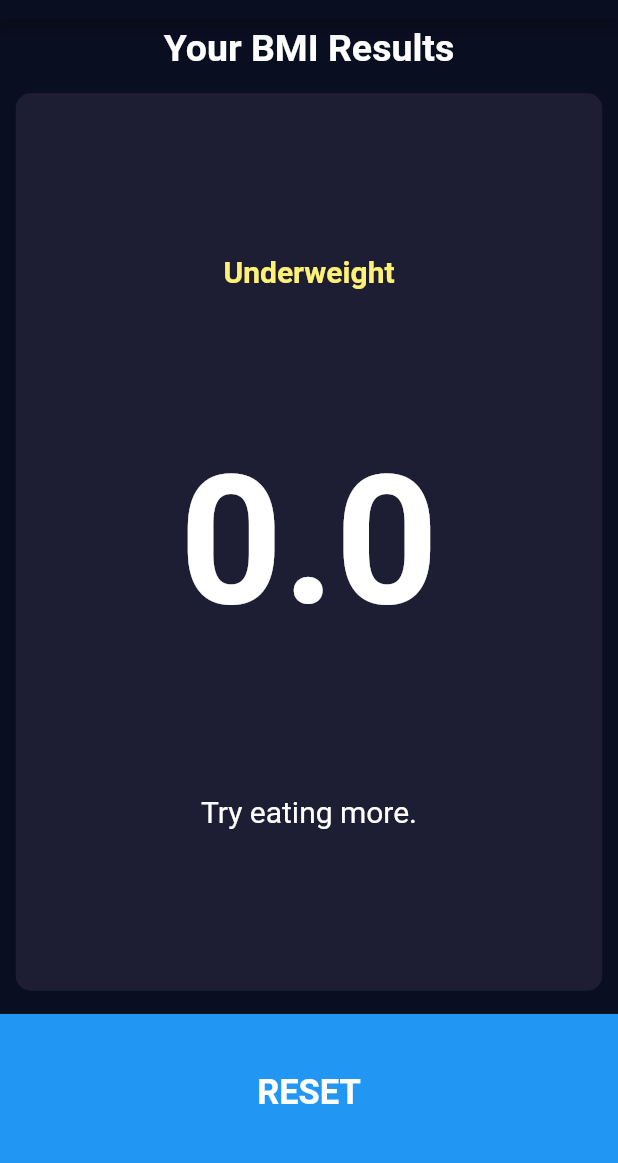
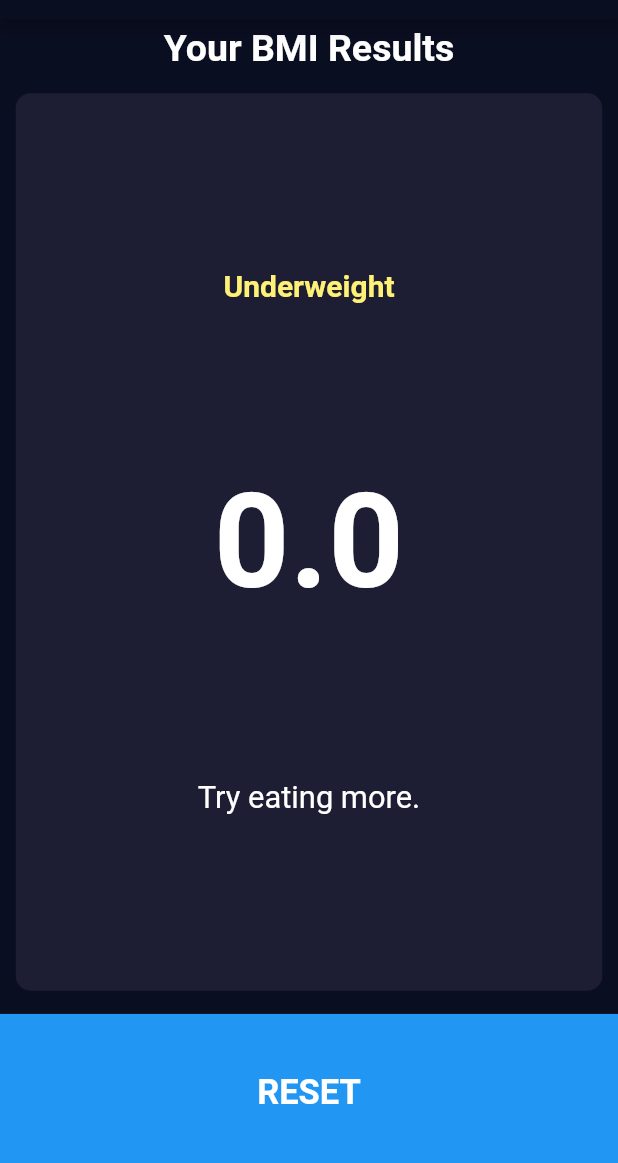
Before and after one commit to github-armin/flutter-bmi-calculator, a Flutter app: the ResultScreen screen opened directly with empty values, on a phone screen of 412 x 824 dp, the part 65-1228 px from its top. Run offline on Flutter 3.47's test engine with Material 2 defaults, Android fonts, the phone set to English and light mode, and no system bars; our stand-ins replace font_awesome_flutter.

Commit message:
added more dynamic styling

```diff
--- a/lib/constants.dart
+++ b/lib/constants.dart
@@ -1,4 +1,5 @@
 import 'package:flutter/material.dart';
+import 'size_config.dart';
 
 const double kCardWrapperPadding = 10.0;
 const double kCardWrapperMargin = 10.0;
@@ -57,14 +58,3 @@ const TextStyle kBMIResultScreenTitleTextStyle = TextStyle(
   fontSize: 25.0,
   fontWeight: FontWeight.bold,
 );
-
-const TextStyle kBMIResultScreenBMITextStyle = TextStyle(
-  color: Colors.white,
-  fontSize: 120.0,
-  fontWeight: FontWeight.bold,
-);
-
-const TextStyle kBMIResultScreenAdviceTextStyle = TextStyle(
-  color: Colors.white,
-  fontSize: 20.0,
-);
--- a/lib/screens/result_screen.dart
+++ b/lib/screens/result_screen.dart
@@ -3,6 +3,7 @@ import 'package:bmi_calc/widgets/submit_button.dart';
 import 'package:bmi_calc/widgets/card_wrapper.dart';
 import 'package:bmi_calc/constants.dart';
 import 'package:bmi_calc/input_config.dart';
+import 'package:bmi_calc/size_config.dart';
 
 class ResultScreen extends StatelessWidget {
   final double bmiResult;
@@ -59,6 +60,7 @@ class ResultScreen extends StatelessWidget {
 
   @override
   Widget build(BuildContext context) {
+    SizeConfig().init(context);
     return Scaffold(
       resizeToAvoidBottomPadding: false,
       appBar: AppBar(title: Text('BMI CALCULATOR')),
@@ -89,9 +91,15 @@ class ResultScreen extends StatelessWidget {
                               color: bmiColor(bmiResult),
                               fontWeight: FontWeight.bold,
                             ),),
-                            Text(bmiResult.toStringAsFixed(1), style: kBMIResultScreenBMITextStyle),
-                            Text(bmiAdvice(bmiResult),
-                              style: kBMIResultScreenAdviceTextStyle,
+                            Text(bmiResult.toStringAsFixed(1), style: TextStyle(
+                              color: Colors.white,
+                              fontSize: SizeConfig.bmiResultFontSize,
+                              fontWeight: FontWeight.bold,
+                            ),),
+                            Text(bmiAdvice(bmiResult), style: TextStyle(
+                                color: Colors.white,
+                                fontSize: SizeConfig.bmiAdviceFontSize,
+                              ),
                               textAlign: TextAlign.center,
                             ),
                           ],
--- a/lib/size_config.dart
+++ b/lib/size_config.dart
@@ -4,24 +4,22 @@ class SizeConfig {
   static MediaQueryData _mediaQueryData;
   static double screenWidth;
   static double screenHeight;
-  static double blockSizeHorizontal;
-  static double blockSizeVertical;
-  static double iconSize;
   static double cardSliderIconSize;
   static double cardButtonIconSize;
   static double screenPadding;
   static double cardWrapperMargin;
+  static double bmiResultFontSize;
+  static double bmiAdviceFontSize;
 
   void init(BuildContext context) {
     _mediaQueryData = MediaQuery.of(context);
     screenWidth = _mediaQueryData.size.width;
     screenHeight = _mediaQueryData.size.height;
-    blockSizeHorizontal = screenWidth / 100;
-    blockSizeVertical = screenHeight / 100;
-    iconSize = screenHeight / 20;
     cardSliderIconSize = screenHeight / 30;
     cardButtonIconSize = screenHeight / 22;
     screenPadding = screenWidth / 75;
     cardWrapperMargin = screenWidth / 75;
+    bmiResultFontSize = screenWidth / 4.67;
+    bmiAdviceFontSize = screenWidth / 20;
   }
 }
```
